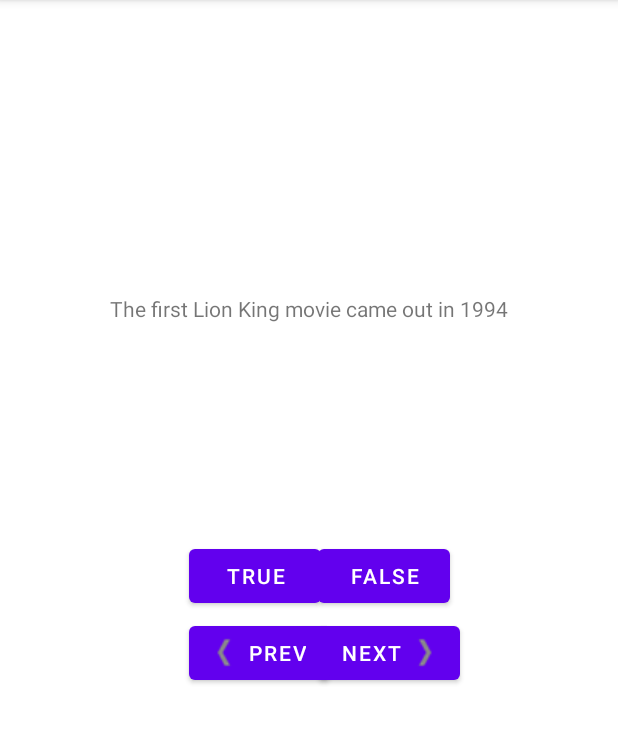
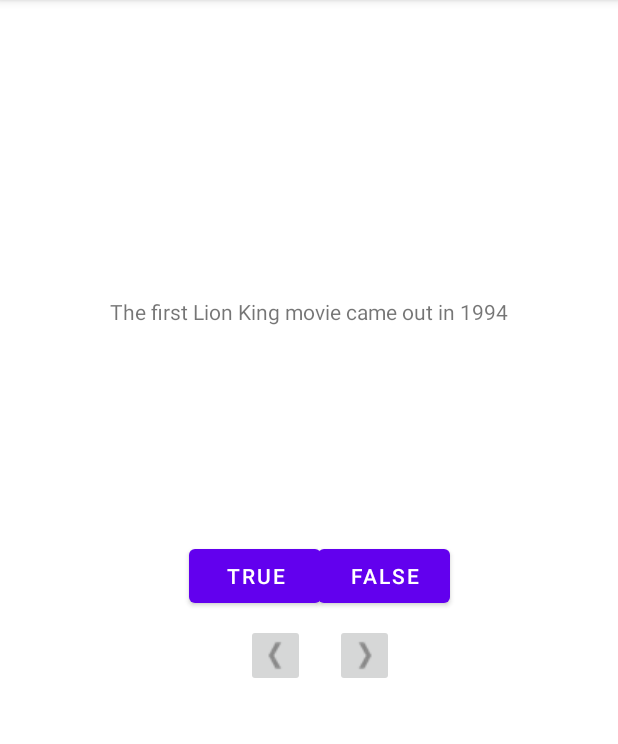
Before and after one commit to jcolleran01/AppQuiz, an Android app: the screen it shows after launch (MainActivity), on a phone screen of 412 x 824 dp, the part 84-828 px from its top. Run offline under Robolectric (Android 15) with nearby library versions, the phone set to English and light mode, and no system bars.

Commit message:
Challenge2.3 done.

```diff
--- a/app/src/main/java/com/example/geoquiz/MainActivity.java
+++ b/app/src/main/java/com/example/geoquiz/MainActivity.java
@@ -6,6 +6,7 @@ import android.os.Bundle;
 import android.view.Gravity;
 import android.view.View;
 import android.widget.Button;
+import android.widget.ImageButton;
 import android.widget.Toast;
 import android.widget.TextView;
 
@@ -14,8 +15,8 @@ public class MainActivity extends AppCompatActivity implements View.OnClickListe
 
     private Button mTrueButton;
     private Button mFalseButton;
-    private Button mNextButton;
-    private Button mpreviousButton;
+    private ImageButton mNextButton;
+    private ImageButton mpreviousButton;
     private TextView mQuestionTextView;
 
     private Question[] mQuestionBank = new Question[] {
@@ -44,10 +45,10 @@ public class MainActivity extends AppCompatActivity implements View.OnClickListe
         mFalseButton = (Button) findViewById(R.id.false_button);
         mFalseButton.setOnClickListener(this);
 
-        mNextButton = (Button) findViewById(R.id.next_button);
+        mNextButton = (ImageButton) findViewById(R.id.next_button);
         mNextButton.setOnClickListener(this);
 
-        mpreviousButton = (Button) findViewById(R.id.previousbutton);
+        mpreviousButton = (ImageButton) findViewById(R.id.previousbutton);
         mpreviousButton.setOnClickListener(this);
 
     }
--- a/app/src/main/res/layout/activity_main.xml
+++ b/app/src/main/res/layout/activity_main.xml
@@ -31,25 +31,27 @@
 
     </androidx.constraintlayout.widget.ConstraintLayout>
 
-    <Button
+    <ImageButton
         android:id="@+id/next_button"
         android:layout_width="wrap_content"
         android:layout_height="wrap_content"
-        android:drawablePadding="4dp"
-        android:text="@string/next_button"
-        app:layout_constraintBaseline_toBaselineOf="@+id/previousbutton"
-        app:layout_constraintStart_toStartOf="@+id/false_button"
-        android:drawableRight="@drawable/arrow_right"/>
+        android:layout_marginTop="8dp"
+        android:src="@drawable/arrow_right"
+        app:layout_constraintEnd_toEndOf="parent"
+        app:layout_constraintHorizontal_bias="0.6"
+        app:layout_constraintStart_toStartOf="parent"
+        app:layout_constraintTop_toBottomOf="@+id/true_button" />
 
-    <Button
+    <ImageButton
         android:id="@+id/previousbutton"
         android:layout_width="wrap_content"
         android:layout_height="wrap_content"
-        android:layout_marginTop="3dp"
-        android:text="Prev"
-        app:layout_constraintStart_toStartOf="@+id/true_button"
-        app:layout_constraintTop_toBottomOf="@+id/false_button"
-        android:drawableLeft="@drawable/arrow_left"/>
+        android:layout_marginTop="56dp"
+        android:layout_marginEnd="20dp"
+        android:layout_marginRight="20dp"
+        android:src="@drawable/arrow_left"
+        app:layout_constraintEnd_toStartOf="@+id/next_button"
+        app:layout_constraintTop_toTopOf="@+id/false_button" />
 
     <Button
         android:id="@+id/false_button"
```
